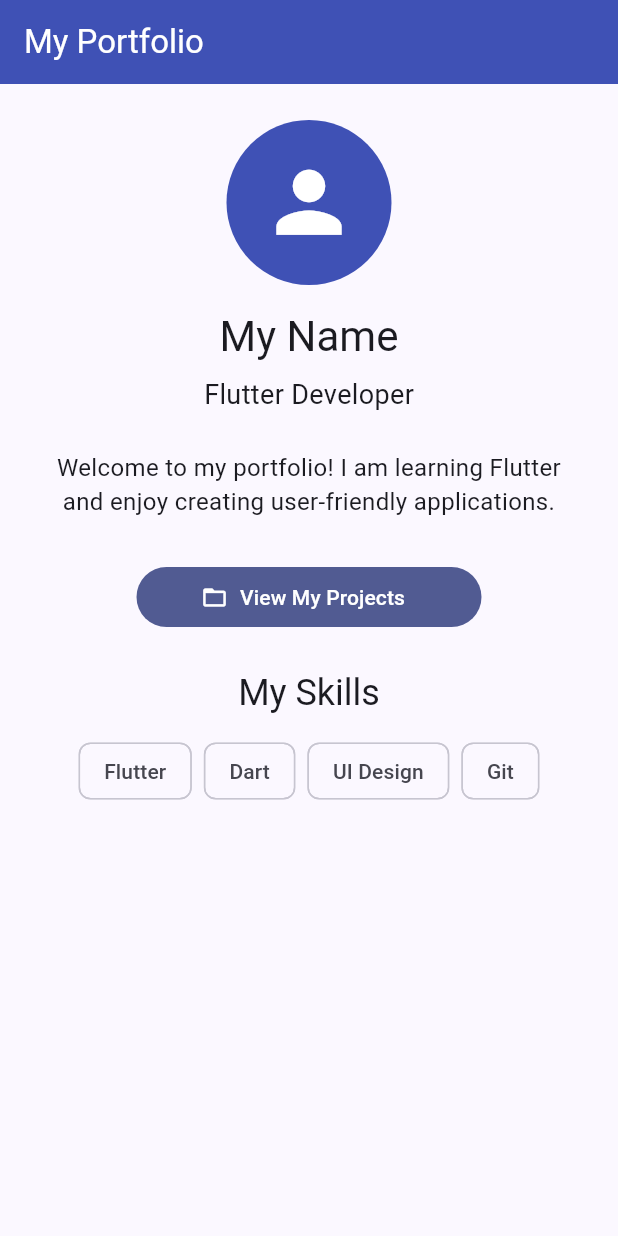
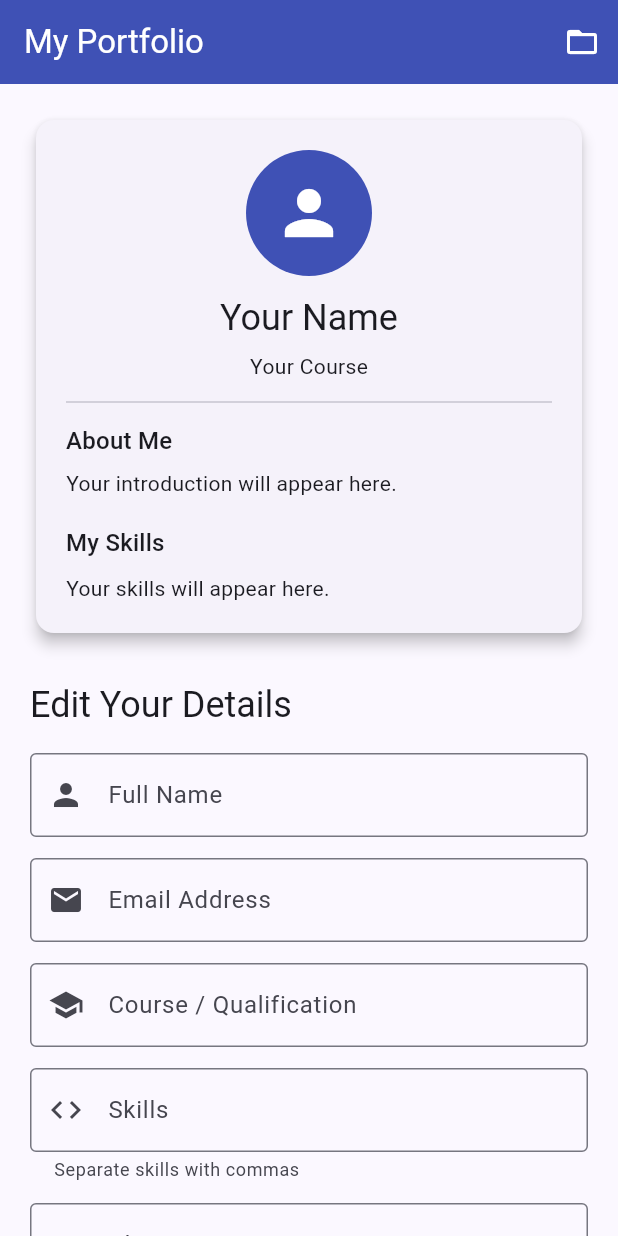
Before and after one commit to Poojithasilivery/My-Portfolio, a Flutter app: the screen it shows after launch, on a phone screen of 412 x 824 dp. Run offline on Flutter 3.47's test engine with Material 3 defaults, Android fonts, the phone set to English and light mode, and no system bars.

Commit message:
Add reactive personal details form

```diff
--- a/lib/main.dart
+++ b/lib/main.dart
@@ -1,3 +1,4 @@
+
 
 import 'package:flutter/material.dart';
 
@@ -18,15 +19,72 @@ class MyPortfolioApp extends StatelessWidget {
           seedColor: Colors.indigo,
         ),
         useMaterial3: true,
+        inputDecorationTheme: const InputDecorationTheme(
+          border: OutlineInputBorder(),
+        ),
       ),
       home: const PortfolioHomePage(),
     );
   }
 }
 
-// HOME SCREEN
-class PortfolioHomePage extends StatelessWidget {
+class PortfolioHomePage extends StatefulWidget {
   const PortfolioHomePage({super.key});
+
+  @override
+  State<PortfolioHomePage> createState() =>
+      _PortfolioHomePageState();
+}
+
+class _PortfolioHomePageState extends State<PortfolioHomePage> {
+  final _formKey = GlobalKey<FormState>();
+
+  final _nameController = TextEditingController();
+  final _emailController = TextEditingController();
+  final _courseController = TextEditingController();
+  final _skillsController = TextEditingController();
+  final _aboutController = TextEditingController();
+
+  String _name = '';
+  String _email = '';
+  String _course = '';
+  String _about = '';
+  List<String> _skills = [];
+
+  void _saveDetails() {
+    if (!_formKey.currentState!.validate()) {
+      return;
+    }
+
+    setState(() {
+      _name = _nameController.text.trim();
+      _email = _emailController.text.trim();
+      _course = _courseController.text.trim();
+      _about = _aboutController.text.trim();
+
+      _skills = _skillsController.text
+          .split(',')
+          .map((skill) => skill.trim())
+          .where((skill) => skill.isNotEmpty)
+          .toList();
+    });
+
+    ScaffoldMessenger.of(context).showSnackBar(
+      const SnackBar(
+        content: Text('Portfolio details updated successfully!'),
+      ),
+    );
+  }
+
+  @override
+  void dispose() {
+    _nameController.dispose();
+    _emailController.dispose();
+    _courseController.dispose();
+    _skillsController.dispose();
+    _aboutController.dispose();
+    super.dispose();
+  }
 
   @override
   Widget build(BuildContext context) {
@@ -35,76 +93,124 @@ class PortfolioHomePage extends StatelessWidget {
         title: const Text('My Portfolio'),
         backgroundColor: Colors.indigo,
         foregroundColor: Colors.white,
+        actions: [
+          IconButton(
+            tooltip: 'View projects',
+            icon: const Icon(Icons.folder_open),
+            onPressed: () {
+              Navigator.push(
+                context,
+                MaterialPageRoute(
+                  builder: (context) => const ProjectsPage(),
+                ),
+              );
+            },
+          ),
+        ],
       ),
       body: SingleChildScrollView(
-        padding: const EdgeInsets.all(24),
+        padding: const EdgeInsets.all(20),
         child: Center(
           child: ConstrainedBox(
-            constraints: const BoxConstraints(maxWidth: 900),
+            constraints: const BoxConstraints(maxWidth: 850),
             child: Column(
+              crossAxisAlignment: CrossAxisAlignment.stretch,
               children: [
-                const CircleAvatar(
-                  radius: 55,
-                  backgroundColor: Colors.indigo,
-                  child: Icon(
-                    Icons.person,
-                    size: 65,
-                    color: Colors.white,
-                  ),
+                _buildPortfolioPreview(context),
+                const SizedBox(height: 28),
+                Text(
+                  'Edit Your Details',
+                  style: Theme.of(context).textTheme.headlineSmall,
                 ),
                 const SizedBox(height: 16),
-                Text(
-                  'My Name',
-                  style: Theme.of(context).textTheme.headlineMedium,
-                ),
-                const SizedBox(height: 8),
-                const Text(
-                  'Flutter Developer',
-                  style: TextStyle(fontSize: 18),
-                ),
-                const SizedBox(height: 24),
-                const Text(
-                  'Welcome to my portfolio! I am learning Flutter '
-                  'and enjoy creating user-friendly applications.',
-                  textAlign: TextAlign.center,
-                  style: TextStyle(fontSize: 16),
-                ),
-                const SizedBox(height: 28),
+                Form(
+                  key: _formKey,
+                  child: Column(
+                    children: [
+                      TextFormField(
+                        controller: _nameController,
+                        decoration: const InputDecoration(
+                          labelText: 'Full Name',
+                          prefixIcon: Icon(Icons.person),
+                        ),
+                        validator: (value) {
+                          if (value == null || value.trim().isEmpty) {
+                            return 'Please enter your name';
+                          }
+                          return null;
+                        },
+                      ),
+                      const SizedBox(height: 14),
+                      TextFormField(
+                        controller: _emailController,
+                        keyboardType: TextInputType.emailAddress,
+                        decoration: const InputDecoration(
+                          labelText: 'Email Address',
+                          prefixIcon: Icon(Icons.email),
+                        ),
+                        validator: (value) {
+                          final email = value?.trim() ?? '';
+                          final emailPattern =
+                              RegExp(r'^[^@\s]+@[^@\s]+\.[^@\s]+$');
 
-                // NAVIGATION BUTTON
-                SizedBox(
-                  width: 230,
-                  child: FilledButton.icon(
-                    onPressed: () {
-                      Navigator.push(
-                        context,
-                        MaterialPageRoute(
-                          builder: (context) =>
-                              const ProjectsPage(),
+                          if (!emailPattern.hasMatch(email)) {
+                            return 'Please enter a valid email';
+                          }
+                          return null;
+                        },
+                      ),
+                      const SizedBox(height: 14),
+                      TextFormField(
+                        controller: _courseController,
+                        decoration: const InputDecoration(
+                          labelText: 'Course / Qualification',
+                          prefixIcon: Icon(Icons.school),
                         ),
-                      );
-                    },
-                    icon: const Icon(Icons.folder_open),
-                    label: const Text('View My Projects'),
+                        validator: (value) {
+                          if (value == null || value.trim().isEmpty) {
+                            return 'Please enter your course';
+                          }
+                          return null;
+                        },
+                      ),
+                      const SizedBox(height: 14),
+                      TextFormField(
+                        controller: _skillsController,
+                        decoration: const InputDecoration(
+                          labelText: 'Skills',
+                          hintText: 'Flutter, Dart, UI Design',
+                          prefixIcon: Icon(Icons.code),
+                          helperText: 'Separate skills with commas',
+                        ),
+                        validator: (value) {
+                          if (value == null || value.trim().isEmpty) {
+                            return 'Please enter at least one skill';
+                          }
+                          return null;
+                        },
+                      ),
+                      const SizedBox(height: 14),
+                      TextFormField(
+                        controller: _aboutController,
+                        maxLines: 3,
+                        decoration: const InputDecoration(
+                          labelText: 'About Me',
+                          hintText: 'Write a short introduction',
+                          prefixIcon: Icon(Icons.info_outline),
+                          alignLabelWithHint: true,
+                        ),
+                      ),
+                      const SizedBox(height: 20),
+                      SizedBox(
+                        width: double.infinity,
+                        child: FilledButton.icon(
+                          onPressed: _saveDetails,
+                          icon: const Icon(Icons.save),
+                          label: const Text('Save Details'),
+                        ),
+                      ),
+                    ],
                   ),
-                ),
-
-                const SizedBox(height: 24),
-                Text(
-                  'My Skills',
-                  style: Theme.of(context).textTheme.headlineSmall,
-                ),
-                const SizedBox(height: 12),
-                const Wrap(
-                  alignment: WrapAlignment.center,
-                  spacing: 8,
-                  runSpacing: 8,
-                  children: [
-                    Chip(label: Text('Flutter')),
-                    Chip(label: Text('Dart')),
-                    Chip(label: Text('UI Design')),
-                    Chip(label: Text('Git')),
-                  ],
                 ),
               ],
             ),
@@ -113,9 +219,78 @@ class PortfolioHomePage extends StatelessWidget {
       ),
     );
   }
+
+  Widget _buildPortfolioPreview(BuildContext context) {
+    final displayName = _name.isEmpty ? 'Your Name' : _name;
+    final displayCourse =
+        _course.isEmpty ? 'Your Course' : _course;
+
+    return Card(
+      elevation: 4,
+      child: Padding(
+        padding: const EdgeInsets.all(20),
+        child: Column(
+          crossAxisAlignment: CrossAxisAlignment.start,
+          children: [
+            const Center(
+              child: CircleAvatar(
+                radius: 42,
+                backgroundColor: Colors.indigo,
+                child: Icon(
+                  Icons.person,
+                  color: Colors.white,
+                  size: 48,
+                ),
+              ),
+            ),
+            const SizedBox(height: 12),
+            Center(
+              child: Text(
+                displayName,
+                textAlign: TextAlign.center,
+                style: Theme.of(context).textTheme.headlineSmall,
+              ),
+            ),
+            const SizedBox(height: 6),
+            Center(child: Text(displayCourse)),
+            if (_email.isNotEmpty) ...[
+              const SizedBox(height: 10),
+              Center(child: Text(_email)),
+            ],
+            const Divider(height: 28),
+            Text(
+              'About Me',
+              style: Theme.of(context).textTheme.titleMedium,
+            ),
+            const SizedBox(height: 6),
+            Text(
+              _about.isEmpty
+                  ? 'Your introduction will appear here.'
+                  : _about,
+            ),
+            const SizedBox(height: 18),
+            Text(
+              'My Skills',
+              style: Theme.of(context).textTheme.titleMedium,
+            ),
+            const SizedBox(height: 8),
+            if (_skills.isEmpty)
+              const Text('Your skills will appear here.')
+            else
+              Wrap(
+                spacing: 8,
+                runSpacing: 8,
+                children: _skills
+                    .map((skill) => Chip(label: Text(skill)))
+                    .toList(),
+              ),
+          ],
+        ),
+      ),
+    );
+  }
 }
 
-// PROJECTS SCREEN
 class ProjectsPage extends StatelessWidget {
   const ProjectsPage({super.key});
 
@@ -132,20 +307,17 @@ class ProjectsPage extends StatelessWidget {
         children: const [
           ProjectCard(
             title: 'Portfolio Website',
-            description:
-                'A personal portfolio created using Flutter.',
+            description: 'A personal portfolio built using Flutter.',
             icon: Icons.web,
           ),
           ProjectCard(
             title: 'Student App',
-            description:
-                'An application concept for student information.',
+            description: 'An application for student information.',
             icon: Icons.school,
           ),
           ProjectCard(
             title: 'UI Design Project',
-            description:
-                'A user-friendly interface built with Flutter widgets.',
+            description: 'A user-friendly interface using Flutter.',
             icon: Icons.design_services,
           ),
         ],
@@ -154,7 +326,6 @@ class ProjectsPage extends StatelessWidget {
   }
 }
 
-// REUSABLE PROJECT CARD
 class ProjectCard extends StatelessWidget {
   final String title;
   final String description;
@@ -170,28 +341,11 @@ class ProjectCard extends StatelessWidget {
   @override
   Widget build(BuildContext context) {
     return Card(
-      elevation: 3,
-      margin: const EdgeInsets.only(bottom: 16),
+      margin: const EdgeInsets.only(bottom: 12),
       child: ListTile(
-        contentPadding: const EdgeInsets.all(16),
-        leading: CircleAvatar(
-          backgroundColor: Colors.indigo.shade100,
-          child: Icon(
-            icon,
-            color: Colors.indigo,
-          ),
-        ),
-        title: Text(
-          title,
-          style: const TextStyle(
-            fontWeight: FontWeight.bold,
-          ),
-        ),
-        subtitle: Padding(
-          padding: const EdgeInsets.only(top: 8),
-          child: Text(description),
-        ),
-        trailing: const Icon(Icons.arrow_forward_ios, size: 16),
+        leading: CircleAvatar(child: Icon(icon)),
+        title: Text(title),
+        subtitle: Text(description),
       ),
     );
   }
```
